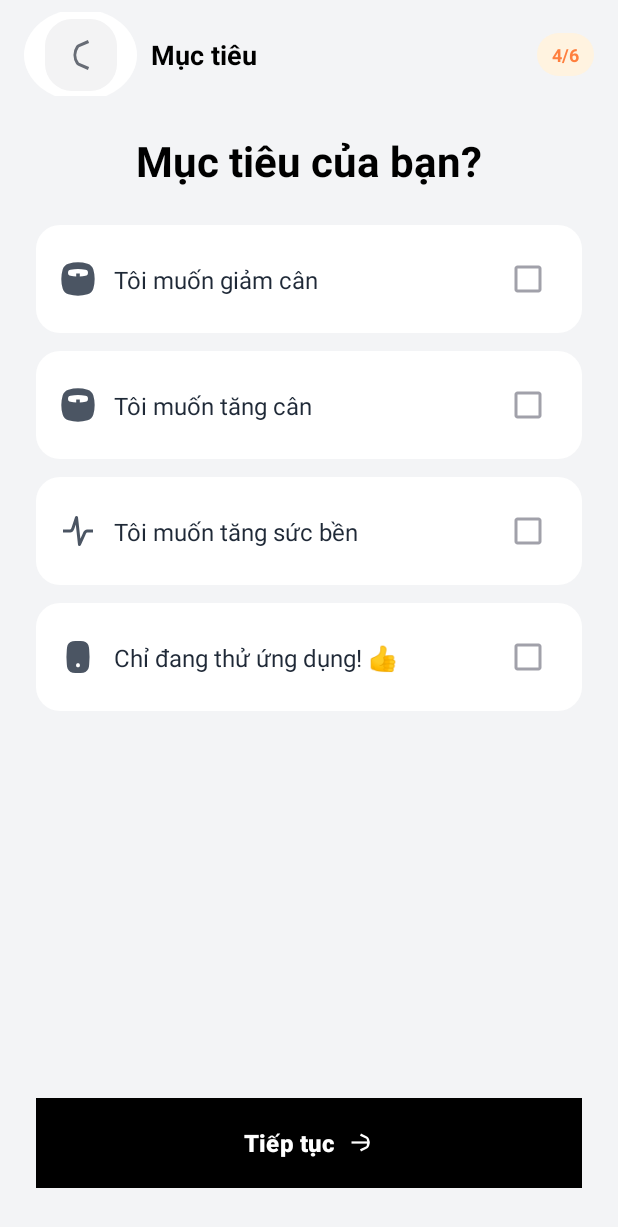
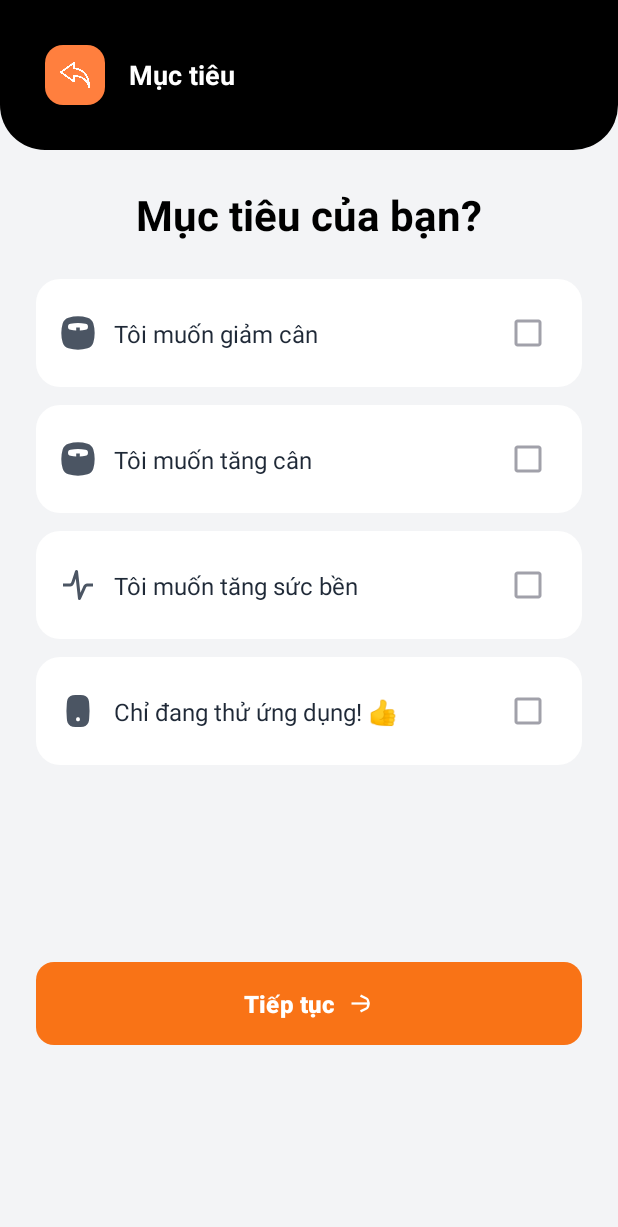
Before and after one commit to Sangdep/project-android-health, an Android app: the InforGoal screen opened directly, with no data from a screen before it, on a phone screen of 412 x 824 dp. Shown: the top 1227 px of the screen. Run offline under Robolectric (Android 15) with nearby library versions, the phone set to English and light mode, and no system bars.

Commit message:
optimal-ui

```diff
--- a/Androi_Client/app/src/main/java/com/example/app_selfcare/ForgetPassword.java
+++ b/Androi_Client/app/src/main/java/com/example/app_selfcare/ForgetPassword.java
@@ -31,7 +31,7 @@ public class ForgetPassword extends AppCompatActivity {
         });
 
         // Nút Back → Quay lại Login
-        findViewById(R.id.btnBack).setOnClickListener(v -> {
+        findViewById(R.id.backButton).setOnClickListener(v -> {
             finish();
             overridePendingTransition(R.anim.slide_in_left, R.anim.slide_out_right);
         });
--- a/Androi_Client/app/src/main/java/com/example/app_selfcare/ForgetPassword_confirm.java
+++ b/Androi_Client/app/src/main/java/com/example/app_selfcare/ForgetPassword_confirm.java
@@ -29,7 +29,7 @@ public class ForgetPassword_confirm extends AppCompatActivity {
         });
 
         // Nút Back → Quay lại trang nhập email
-        findViewById(R.id.btnBack).setOnClickListener(v -> {
+        findViewById(R.id.backButton).setOnClickListener(v -> {
             finish();
             overridePendingTransition(R.anim.slide_in_left, R.anim.slide_out_right);
         });
--- a/Androi_Client/app/src/main/java/com/example/app_selfcare/upload/InforGoal.java
+++ b/Androi_Client/app/src/main/java/com/example/app_selfcare/upload/InforGoal.java
@@ -31,7 +31,7 @@ public class InforGoal extends AppCompatActivity {
         });
 
         checkboxLoseWeight = findViewById(R.id.checkboxLoseWeight);
-        checkboxPustWeight = findViewById(R.id.checkboxPustWeight);
+        checkboxPustWeight = findViewById(R.id.checkboxGainWeight);
         checkboxIncreaseStrength = findViewById(R.id.checkboxIncreaseStrength);
         checkboxTryApp = findViewById(R.id.checkboxTryApp);
 
@@ -76,7 +76,7 @@ public class InforGoal extends AppCompatActivity {
         });
 
         // Nút Back → Quay lại InforWeight
-        findViewById(R.id.buttonBack).setOnClickListener(v -> {
+        findViewById(R.id.backButton).setOnClickListener(v -> {
             finish();
             overridePendingTransition(R.anim.slide_in_left, R.anim.slide_out_right);
         });
--- /dev/null
+++ b/Androi_Client/app/src/main/res/drawable/rounded_orange_button_bg.xml
@@ -0,0 +1,15 @@
+<?xml version="1.0" encoding="utf-8"?>
+<selector xmlns:android="http://schemas.android.com/apk/res/android">
+    <item android:state_pressed="true">
+        <shape android:shape="rectangle">
+            <solid android:color="#E55A00" />
+            <corners android:radius="12dp" />
+        </shape>
+    </item>
+    <item>
+        <shape android:shape="rectangle">
+            <solid android:color="#F97316" />
+            <corners android:radius="12dp" />
+        </shape>
+    </item>
+</selector>
--- a/Androi_Client/app/src/main/res/layout/activity_goal.xml
+++ b/Androi_Client/app/src/main/res/layout/activity_goal.xml
@@ -8,64 +8,40 @@
     android:background="#F3F4F6"
     tools:context=".upload.InforGoal">
 
-    <!-- Top App Bar -->
-    <androidx.constraintlayout.widget.ConstraintLayout
-        android:id="@+id/topAppBar"
+    <!-- Header -->
+    <LinearLayout
+        android:id="@+id/headerLayout"
+        android:background="@drawable/header_nav_bg"
         android:layout_width="0dp"
-        android:layout_height="?attr/actionBarSize"
-        android:paddingTop="8dp"
+        android:layout_height="100dp"
+        android:gravity="center_vertical"
+        android:orientation="horizontal"
+        android:padding="30dp"
         app:layout_constraintTop_toTopOf="parent"
         app:layout_constraintStart_toStartOf="parent"
         app:layout_constraintEnd_toEndOf="parent">
 
-        <ImageButton
-            android:id="@+id/buttonBack"
-            android:layout_width="75dp"
-            android:layout_height="61dp"
-            android:layout_marginStart="16dp"
-            android:background="@drawable/rounded_circle_white_background"
-            android:contentDescription="Back"
-            android:padding="8dp"
-            android:src="@drawable/ic_arrow_back"
-            app:layout_constraintBottom_toBottomOf="parent"
-            app:layout_constraintStart_toStartOf="parent"
-            app:layout_constraintTop_toTopOf="parent" />
-
-        <!-- Điều chỉnh bias cho gần hơn -->
+        <ImageView
+            android:id="@+id/backButton"
+            android:layout_width="40dp"
+            android:layout_height="40dp"
+            android:background="@drawable/back_button_style"
+            android:padding="10dp"
+            app:srcCompat="@drawable/ic_backk"
+            app:tint="@android:color/white" />
 
         <TextView
-            android:id="@+id/textViewTitle"
-            android:layout_width="wrap_content"
+            android:id="@+id/titleText"
+            android:layout_width="0dp"
             android:layout_height="wrap_content"
+            android:layout_weight="1"
+            android:layout_marginStart="16dp"
             android:text="Mục tiêu"
-            android:textColor="#000000"
+            android:textColor="@android:color/white"
             android:textSize="18sp"
-            android:textStyle="bold"
-            app:layout_constraintBottom_toBottomOf="parent"
-            app:layout_constraintEnd_toStartOf="@id/textViewPageIndicator"
-            app:layout_constraintHorizontal_bias="0.048"
-            app:layout_constraintStart_toEndOf="@id/buttonBack"
-            app:layout_constraintTop_toTopOf="parent" />
+            android:textStyle="bold" />
 
-        <TextView
-            android:id="@+id/textViewPageIndicator"
-            android:layout_width="wrap_content"
-            android:layout_height="wrap_content"
-            android:text="@string/page_indicator_4_of_6"
-            android:textColor="@color/orange_text_icon"
-            android:background="@drawable/rounded_corner_background_light_orange"
-            android:paddingStart="10dp"
-            android:paddingEnd="10dp"
-            android:paddingTop="6dp"
-            android:paddingBottom="6dp"
-            android:textSize="12sp"
-            android:textStyle="bold"
-            android:layout_marginEnd="16dp"
-            app:layout_constraintTop_toTopOf="parent"
-            app:layout_constraintBottom_toBottomOf="parent"
-            app:layout_constraintEnd_toEndOf="parent" />
-
-    </androidx.constraintlayout.widget.ConstraintLayout>
+    </LinearLayout>
 
     <!-- Question Text -->
     <TextView
@@ -78,7 +54,7 @@
         android:textStyle="bold"
         android:gravity="center_horizontal"
         android:layout_marginTop="24dp"
-        app:layout_constraintTop_toBottomOf="@id/topAppBar"
+        app:layout_constraintTop_toBottomOf="@id/headerLayout"
         app:layout_constraintStart_toStartOf="parent"
         app:layout_constraintEnd_toEndOf="parent" />
 
@@ -141,8 +117,10 @@
                 app:layout_constraintTop_toTopOf="parent"
                 app:layout_constraintBottom_toBottomOf="parent"/>
         </androidx.constraintlayout.widget.ConstraintLayout>
+
+        <!-- Goal 2: Tăng cân -->
         <androidx.constraintlayout.widget.ConstraintLayout
-            android:id="@+id/goalPustWeightLayout"
+            android:id="@+id/goalGainWeightLayout"
             android:layout_width="match_parent"
             android:layout_height="wrap_content"
             android:background="@drawable/goal_default_bg"
@@ -153,7 +131,7 @@
             android:layout_marginBottom="12dp">
 
             <ImageView
-                android:id="@+id/iconPustWeight"
+                android:id="@+id/iconGainWeight"
                 android:layout_width="24dp"
                 android:layout_height="24dp"
                 android:src="@drawable/ic_lose_weight_placeholder"
@@ -161,10 +139,10 @@
                 app:layout_constraintStart_toStartOf="parent"
                 app:layout_constraintTop_toTopOf="parent"
                 app:layout_constraintBottom_toBottomOf="parent"
-                android:contentDescription="Icon giảm cân"/>
+                android:contentDescription="Icon tăng cân" />
 
             <TextView
-                android:id="@+id/textPustWeight"
+                android:id="@+id/textGainWeight"
                 android:layout_width="0dp"
                 android:layout_height="wrap_content"
                 android:text="Tôi muốn tăng cân"
@@ -172,22 +150,20 @@
                 android:textSize="16sp"
                 android:layout_marginStart="12dp"
                 android:layout_marginEnd="12dp"
-                app:layout_constraintStart_toEndOf="@id/iconPustWeight"
-                app:layout_constraintEnd_toStartOf="@id/checkboxPustWeight"
+                app:layout_constraintStart_toEndOf="@id/iconGainWeight"
+                app:layout_constraintEnd_toStartOf="@id/checkboxGainWeight"
                 app:layout_constraintTop_toTopOf="parent"
-                app:layout_constraintBottom_toBottomOf="parent"/>
+                app:layout_constraintBottom_toBottomOf="parent" />
 
             <CheckBox
-                android:id="@+id/checkboxPustWeight"
+                android:id="@+id/checkboxGainWeight"
                 android:layout_width="wrap_content"
                 android:layout_height="wrap_content"
                 app:buttonTint="#A1A1AA"
                 app:layout_constraintEnd_toEndOf="parent"
                 app:layout_constraintTop_toTopOf="parent"
-                app:layout_constraintBottom_toBottomOf="parent"/>
+                app:layout_constraintBottom_toBottomOf="parent" />
         </androidx.constraintlayout.widget.ConstraintLayout>
-
-        <!-- Goal 2: Thử với trợ lý ảo (Selected) -->
 
         <!-- Goal 3: Tăng sức bền -->
         <androidx.constraintlayout.widget.ConstraintLayout
@@ -237,6 +213,7 @@
         </androidx.constraintlayout.widget.ConstraintLayout>
 
 
+        <!-- Goal 4: Thử ứng dụng -->
         <androidx.constraintlayout.widget.ConstraintLayout
             android:id="@+id/goalTryAppLayout"
             android:layout_width="match_parent"
@@ -245,7 +222,8 @@
             android:paddingStart="16dp"
             android:paddingTop="12dp"
             android:paddingEnd="12dp"
-            android:paddingBottom="12dp">
+            android:paddingBottom="12dp"
+            android:layout_marginBottom="12dp">
 
             <ImageView
                 android:id="@+id/iconTryApp"
@@ -288,10 +266,10 @@
     <Button
         android:id="@+id/buttonContinue"
         android:layout_width="0dp"
-        android:layout_height="60dp"
+        android:layout_height="55dp"
         android:text="Tiếp tục"
         android:textColor="#FFFFFF"
-        android:background="#000000"
+        android:background="@drawable/rounded_orange_button_bg"
         app:icon="@drawable/ic_arrow_forward"
         app:iconTint="#FFFFFF"
         app:iconGravity="textEnd"
@@ -300,8 +278,10 @@
         android:textAllCaps="false"
         android:layout_marginStart="24dp"
         android:layout_marginEnd="24dp"
+        android:layout_marginTop="24dp"
         android:layout_marginBottom="32dp"
         app:backgroundTint="@null"
+        app:layout_constraintTop_toBottomOf="@id/goalsContainer"
         app:layout_constraintBottom_toBottomOf="parent"
         app:layout_constraintStart_toStartOf="parent"
         app:layout_constraintEnd_toEndOf="parent" />
```
Also changed, not shown: Androi_Client/app/src/main/AndroidManifest.xml (+8 -7 lines), Androi_Client/app/src/main/res/layout/activity_forget_password.xml (+34 -14 lines), Androi_Client/app/src/main/res/layout/activity_forget_password_confirm.xml (+51 -25 lines).
